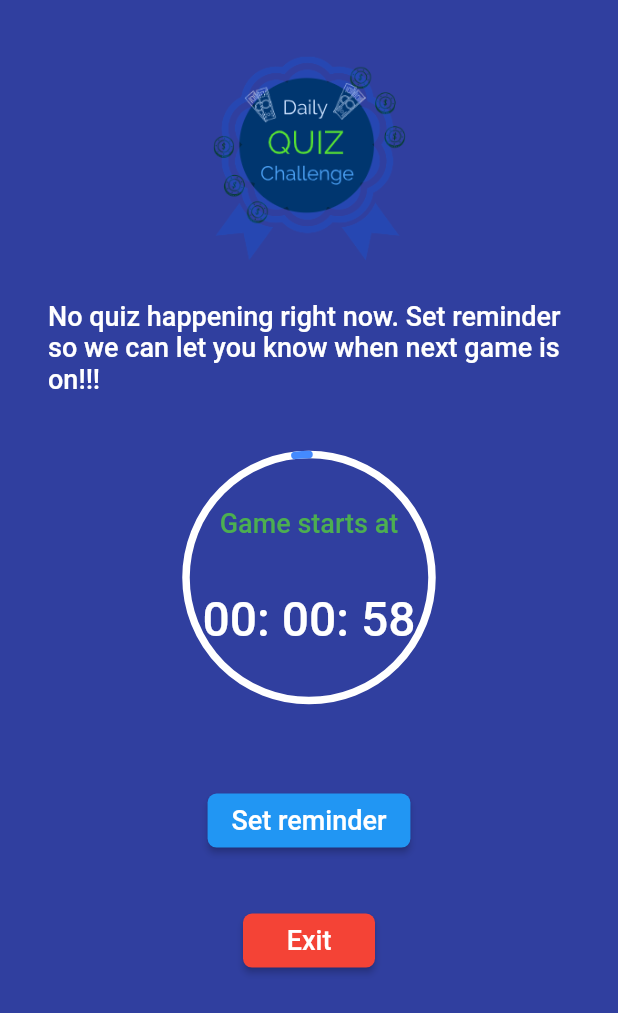
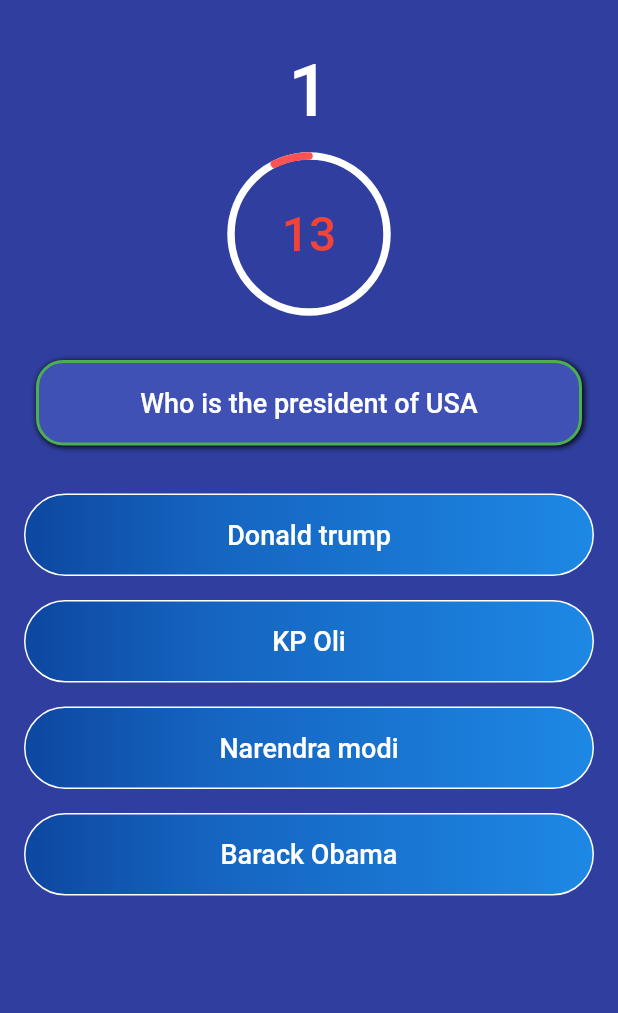
Before and after one commit to manish-poudel/surprize, a Flutter app: the screen it shows once a user with an empty profile is signed in, after a tap on "Play Quiz", on a phone screen of 412 x 824 dp. Shown: the top 1013 px of the screen. Run offline on Flutter 3.47's test engine with Material 2 defaults, Android fonts, the light colour scheme and no system bars; our stand-ins replace cloud_firestore, country_code_picker, firebase_auth, firebase_storage; missing offline and left inert: add_2_calendar, flutter_country_picker, flutter_cupertino_date_picker; accounts and stored records are empty.

Commit message:
Created main quiz game play widget

```diff
--- /dev/null
+++ b/lib/CountDownTimerTypeEnum.dart
@@ -0,0 +1,4 @@
+enum CountDownTimeTypeEnum{
+  DAILY_QUIZ_CHALLENGE_NOT_AVAILABLE,
+  DAILY_QUIZ_CHALLENGE_GAME_PLAY
+}
--- a/lib/CustomWidgets/CustomCountDownTimerWidget.dart
+++ b/lib/CustomWidgets/CustomCountDownTimerWidget.dart
@@ -1,17 +1,23 @@
 import 'package:flutter/material.dart';
+import 'package:surprize/CountDownTimerTypeEnum.dart';
 import 'dart:math' as math;
 
 class CustomCountDownTimerWidget extends StatefulWidget{
 
   Duration _duration;
   String _countDownString;
+  double _height;
+  double _width;
+  Color _textColor;
+  Color _circleColor;
+  CountDownTimeTypeEnum _countDownTimeTypeEnum;
 
-  CustomCountDownTimerWidget(this._duration, this._countDownString);
+  CustomCountDownTimerWidget(this._duration, this._countDownString, this._height, this._width, this._textColor, this._circleColor, this._countDownTimeTypeEnum);
 
   @override
   State<StatefulWidget> createState() {
     // TODO: implement createState
-    return CustomCountDownTimerWidgetState(_duration,_countDownString);
+    return CustomCountDownTimerWidgetState(_duration,_countDownString, this._height, this._width, this._textColor, this._circleColor, this._countDownTimeTypeEnum);
   }
 
 }
@@ -20,14 +26,56 @@ class CustomCountDownTimerWidgetState extends State<CustomCountDownTimerWidget>
 
   Duration _duration;
   String _countDownString;
+  double _height;
+  double _width;
+  Color _textColor;
+  Color _circleColor;
+  CountDownTimeTypeEnum _countDownTimeTypeEnum;
 
-  CustomCountDownTimerWidgetState(this._duration, this._countDownString);
+  CustomCountDownTimerWidgetState(this._duration, this._countDownString, this._height, this._width, this._textColor, this._circleColor, this._countDownTimeTypeEnum);
   AnimationController controller;
 
 
   String get timerString{
     Duration duration = controller.duration * controller.value;
-    return '${(duration.inHours).toString().padLeft(2, '0')}: ${(duration.inMinutes.toString().padLeft(2, '0'))}: ${(duration.inSeconds % 60).toString().padLeft(2, '0')}';
+    if(_countDownTimeTypeEnum == CountDownTimeTypeEnum.DAILY_QUIZ_CHALLENGE_NOT_AVAILABLE) {
+      return '${(duration.inHours).toString().padLeft(2, '0')}: ${(duration
+          .inMinutes.toString().padLeft(2, '0'))}: ${(duration.inSeconds % 60)
+          .toString()
+          .padLeft(2, '0')}';
+    }
+
+    if(_countDownTimeTypeEnum == CountDownTimeTypeEnum.DAILY_QUIZ_CHALLENGE_GAME_PLAY){
+      return '${(duration.inSeconds % 60)
+          .toString()
+          .padLeft(2, '0')}';
+    }
+
+    return '${(duration.inHours).toString().padLeft(2, '0')}: ${(duration
+        .inMinutes.toString().padLeft(2, '0'))}: ${(duration.inSeconds % 60)
+        .toString()
+        .padLeft(2, '0')}';
+  }
+
+   List<Widget> getValue(){
+     AnimatedBuilder builder =  AnimatedBuilder(
+         animation: controller,
+         builder: (BuildContext context, Widget child){
+           return new Text(
+               timerString,
+               style: TextStyle(color: _textColor, fontSize: 32.0, fontFamily: 'Roboto')
+           );
+         });
+    if(_countDownTimeTypeEnum == CountDownTimeTypeEnum.DAILY_QUIZ_CHALLENGE_GAME_PLAY){
+      return [
+          builder
+      ];
+    }
+    return [
+      Text(_countDownString, style: TextStyle(color: Colors.green, fontSize: 18.0, fontFamily: 'Roboto')),
+        builder
+    ];
+
   }
 
 
@@ -52,8 +100,8 @@ class CustomCountDownTimerWidgetState extends State<CustomCountDownTimerWidget>
   Widget build(BuildContext context) {
     // TODO: implement build
     return  Container(
-      height: 180.0,
-      width: 180.0,
+      height: _height,
+      width: _width,
       child: Padding(padding: EdgeInsets.all(8.0),
         child: Column(children: <Widget>[
           Expanded(
@@ -69,7 +117,7 @@ class CustomCountDownTimerWidgetState extends State<CustomCountDownTimerWidget>
                                 painter: TimerPainter(
                                     animation: controller,
                                     backgroundColor: Colors.white,
-                                    color:Colors.blueAccent
+                                    color:_circleColor
                                 )
                             );
                           },
@@ -79,17 +127,7 @@ class CustomCountDownTimerWidgetState extends State<CustomCountDownTimerWidget>
                           child: Column(
                             mainAxisAlignment: MainAxisAlignment.spaceEvenly,
                             crossAxisAlignment: CrossAxisAlignment.center,
-                            children: <Widget>[
-                              Text(_countDownString, style: TextStyle(color: Colors.green, fontSize: 18.0, fontFamily: 'Roboto')),
-                              AnimatedBuilder(
-                                  animation: controller,
-                                  builder: (BuildContext context, Widget child){
-                                    return new Text(
-                                      timerString,
-                                        style: TextStyle(color: Colors.white, fontSize: 32.0, fontFamily: 'Roboto')
-                                    );
-                                  }),
-                            ],
+                            children: getValue(),
                           ),
                         )
                       ],
--- /dev/null
+++ b/lib/CustomWidgets/DailyQuizChallenge/CustomQuizAnswerButtonWidget.dart
@@ -0,0 +1,89 @@
+import 'package:flutter/material.dart';
+
+class CustomQuizAnswerButtonWidget extends StatefulWidget{
+
+   int _buttonId;
+   String _quizAnswer;
+   EdgeInsets _edgeInsets;
+  Function _onPressed;
+   CustomQuizAnswerButtonWidgetState _state;
+
+  CustomQuizAnswerButtonWidget( this._onPressed, this._buttonId, this._quizAnswer, this._edgeInsets);
+
+  @override
+  State<StatefulWidget> createState() {
+    // TODO: implement createState
+   _state = CustomQuizAnswerButtonWidgetState(this, _onPressed, _buttonId, _quizAnswer, _edgeInsets);
+   return _state;
+  }
+
+  /*
+  Change color
+   */
+  void changeColor(id){
+    _state._changeColor(id);
+  }
+
+}
+
+class CustomQuizAnswerButtonWidgetState extends State<CustomQuizAnswerButtonWidget>{
+  String _quizAnswer = "";
+  EdgeInsets _edgeInsets;
+  final int _buttonId;
+  Function _onPressed;
+  CustomQuizAnswerButtonWidget _customQuizAnswerButtonWidget;
+
+  List<Color> _colorList = [
+    Colors.blue[900],
+    Colors.blue[800],
+    Colors.blue[700],
+    Colors.blue[600],
+  ];
+
+  /*
+  Change color
+   */
+  void _changeColor(id){
+    if(id == _buttonId) {
+      setState(() {
+        _colorList = [
+          Colors.orange[900],
+          Colors.orange[800],
+          Colors.orange[700],
+          Colors.orange[600],
+        ];
+      });
+    }
+    _colorList = _colorList;
+  }
+
+  CustomQuizAnswerButtonWidgetState(this._customQuizAnswerButtonWidget,this._onPressed, this._buttonId, this._quizAnswer, this._edgeInsets);
+
+
+  @override
+  Widget build(BuildContext context) {
+    // TODO: implement build
+      return GestureDetector(
+        child: Padding(
+          padding: _edgeInsets,
+          child: Container(
+            decoration: new BoxDecoration(
+              gradient: LinearGradient(colors: _colorList),
+                border: new Border.all(color: Colors.white, width: 1),
+                borderRadius: new BorderRadius.all(Radius.circular(40.0))
+            ),
+            child: Padding(padding: EdgeInsets.all(16.0),
+            child: Center(
+                child: Text(_quizAnswer, style: TextStyle(color: Colors.white, fontSize: 18.0,
+                    fontFamily: 'Roboto')),
+            ),
+            ),
+          ),
+        ),
+        onTap: (){
+          _onPressed(_buttonId, _customQuizAnswerButtonWidget);
+        },
+      );
+  }
+
+}
--- /dev/null
+++ b/lib/CustomWidgets/DailyQuizChallenge/CustomQuizQuestionHolderWidget.dart
@@ -0,0 +1,51 @@
+import 'package:flutter/material.dart';
+
+class CustomQuizQuestionHolderWidget extends StatefulWidget{
+
+  final String _quizQuestion;
+  CustomQuizQuestionHolderWidget(this._quizQuestion);
+
+  @override
+  State<StatefulWidget> createState() {
+    // TODO: implement createState
+    return CustomQuizQuestionHolderWidgetState(_quizQuestion);
+  }
+
+}
+
+class CustomQuizQuestionHolderWidgetState extends State<CustomQuizQuestionHolderWidget>{
+  String _quizQuestion = "";
+
+  CustomQuizQuestionHolderWidgetState(this._quizQuestion);
+
+
+  @override
+  Widget build(BuildContext context) {
+
+    // TODO: implement build
+    return Padding(
+      padding: const EdgeInsets.only(left:8, right:8,top:8.0),
+      child: Container(
+        decoration: BoxDecoration(
+            color: Colors.indigo,
+          boxShadow: [
+            BoxShadow(
+                color:Colors.black,
+                offset: Offset(1.0, 1.0),
+                blurRadius: 3.0
+            ),
+          ],
+          border: new Border.all(color: Colors.green, width: 2),
+            borderRadius:  new BorderRadius.all(Radius.circular(18.0))
+        ),
+        child: Center(
+          child: Padding(padding: EdgeInsets.all(16.0),
+          child: Text(_quizQuestion, style: TextStyle(color: Colors.white, fontSize: 18.0,
+                fontFamily: 'Roboto')) ,
+          ),
+        ),
+      ),
+    );
+  }
+
+}
--- a/lib/CustomWidgets/CustomLoginCredentialRegWidget.dart
+++ b/lib/CustomWidgets/LoginPage/CustomLoginCredentialRegWidget.dart
@@ -1,7 +1,7 @@
 import 'package:flutter/material.dart';
 import 'package:surprize/Helper/AppHelper.dart';
-import 'CustomLabelTextFieldWidget.dart';
-import 'CustomRegPasswordEntryWidget.dart';
+import '../CustomLabelTextFieldWidget.dart';
+import 'package:surprize/CustomWidgets/RegistrationPage/CustomRegPasswordEntryWidget.dart';
 
 class CustomLoginCredentialRegWidget extends StatefulWidget{
 
--- /dev/null
+++ b/lib/DailyQuizChallengeGamePlayPage.dart
@@ -0,0 +1,98 @@
+import 'package:flutter/material.dart';
+import 'package:surprize/CountDownTimerTypeEnum.dart';
+import 'package:surprize/CustomWidgets/CustomCountDownTimerWidget.dart';
+import 'package:surprize/CustomWidgets/DailyQuizChallenge/CustomQuizAnswerButtonWidget.dart';
+import 'package:surprize/CustomWidgets/DailyQuizChallenge/CustomQuizQuestionHolderWidget.dart';
+import 'package:surprize/Helper/AppColor.dart';
+import 'package:surprize/Helper/AppHelper.dart';
+
+class DailyQuizChallengeGamePlayPage extends StatefulWidget {
+
+  @override
+  State<StatefulWidget> createState() {
+    // TODO: implement createState
+    return DailyQuizChallengeGamePlayPageState();
+  }
+}
+
+class DailyQuizChallengeGamePlayPageState extends State<DailyQuizChallengeGamePlayPage> {
+   bool _hasButtonBeenPressed = false;
+  static final GlobalKey<ScaffoldState> _scaffoldKey =
+      GlobalKey<ScaffoldState>();
+
+  void onButtonSelect(value, CustomQuizAnswerButtonWidget button) {
+    if(!_hasButtonBeenPressed) {
+      if (value == 1) {
+        AppHelper.showSnackBar("correct", _scaffoldKey);
+      }
+      setState(() {
+        _hasButtonBeenPressed = true;
+        button.changeColor(value);
+      });
+    }
+  }
+
+  @override
+  Widget build(BuildContext context) {
+    // TODO: implement build
+    return MaterialApp(
+      home: Scaffold(
+        key: _scaffoldKey,
+        backgroundColor: AppColor.colorPrimary,
+        body: SingleChildScrollView(
+          child: Column(
+            children: <Widget>[
+              Padding(
+                padding: const EdgeInsets.only(top: 32.0),
+                child: Text(
+                  "1",
+                  style: TextStyle(color: Colors.white, fontSize: 48),
+                ),
+              ),
+              Padding(
+                padding: const EdgeInsets.only(top: 8.0),
+                child: CustomCountDownTimerWidget(
+                    new Duration(seconds: 15),
+                    "",
+                    120.0,
+                    200.0,
+                    Colors.red,
+                    Colors.redAccent,
+                    CountDownTimeTypeEnum.DAILY_QUIZ_CHALLENGE_GAME_PLAY),
+              ),
+              Padding(
+                padding: const EdgeInsets.all(16.0),
+                child: CustomQuizQuestionHolderWidget(
+                    "Who is the president of USA"),
+              ),
+              CustomQuizAnswerButtonWidget(
+                  onButtonSelect,
+                  1,
+                  "Donald trump",
+                  EdgeInsets.only(
+                      top: 16.0, left: 16.0, right: 16.0, bottom: 8)),
+              CustomQuizAnswerButtonWidget(
+                  onButtonSelect,
+                  2,
+                  "KP Oli",
+                  EdgeInsets.only(
+                      top: 8.0, left: 16.0, right: 16.0, bottom: 8)),
+              CustomQuizAnswerButtonWidget(
+                  onButtonSelect,
+                  3,
+                  "Narendra modi",
+                  EdgeInsets.only(
+                      top: 8.0, left: 16.0, right: 16.0, bottom: 8)),
+              CustomQuizAnswerButtonWidget(
+                  onButtonSelect,
+                  4,
+                  "Barack Obama",
+                  EdgeInsets.only(
+                      top: 8.0, left: 16.0, right: 16.0, bottom: 8))
+            ],
+          ),
+        ),
+      ),
+    );
+  }
+}
--- a/lib/DailyQuizChallengeNotAvailablePage.dart
+++ b/lib/DailyQuizChallengeNotAvailablePage.dart
@@ -1,4 +1,5 @@
 import 'package:flutter/material.dart';
+import 'package:surprize/CountDownTimerTypeEnum.dart';
 import 'package:surprize/CustomWidgets/CalendarEventManagement.dart';
 import 'package:surprize/CustomWidgets/CustomCountDownTimerWidget.dart';
 import 'package:surprize/CustomWidgets/CustomTextButtonWidget.dart';
@@ -53,7 +54,8 @@ class DailyQuizChallengeNotAvailablePageState extends State<DailyQuizChallengeNo
             ),
             Padding(
               padding: const EdgeInsets.all(32.0),
-              child: CustomCountDownTimerWidget(new Duration(hours: 00, minutes: 00, seconds: 60), StringResources.countDownTimeString),
+              child: CustomCountDownTimerWidget(new Duration(hours: 00, minutes: 00, seconds: 60), StringResources.countDownTimeString, 180.0, 180.0,
+                  Colors.blueAccent, Colors.white, CountDownTimeTypeEnum.DAILY_QUIZ_CHALLENGE_NOT_AVAILABLE),
             ),
             Padding(
               padding: const EdgeInsets.only(top:16.0, bottom:16.0),
--- a/lib/DailyQuizChallengePage.dart
+++ b/lib/DailyQuizChallengePage.dart
@@ -8,9 +8,15 @@ class DailyQuizChallengePage{
     if(!_checkIfDailyQuizGameIsOn()){
       AppHelper.goToPage(context, false, '/dailyQuizChallengeNotAvailablePage');
     }
+    if(_checkIfDailyQuizGameIsOn()){
+      AppHelper.goToPage(context, false, '/dailyQuizChallengeGamePlayPage');
+    }
   }
 
+  /*
+  Check if quiz is on
+   */
   bool _checkIfDailyQuizGameIsOn(){
-    return false;
+    return true;
   }
 }
--- a/lib/RegistrationPage.dart
+++ b/lib/RegistrationPage.dart
@@ -11,8 +11,8 @@ import 'CustomWidgets/CustomMultiLineTextFieldWidget.dart';
 import 'CustomWidgets/CustomTextButtonWidget.dart';
 import 'CustomWidgets/CustomDropDownWidget.dart';
 import 'Helper/AppHelper.dart';
-import 'CustomWidgets/CustomELAWidget.dart';
-import 'CustomWidgets/CustomLoginCredentialRegWidget.dart';
+import 'package:surprize/CustomWidgets/RegistrationPage/CustomELAWidget.dart';
+import 'package:surprize/CustomWidgets/LoginPage/CustomLoginCredentialRegWidget.dart';
 import 'CustomWidgets/CustomProgressbarWidget.dart';
 
 class RegistrationPage extends StatefulWidget {
--- a/lib/main.dart
+++ b/lib/main.dart
@@ -1,6 +1,7 @@
 import 'package:firebase_auth/firebase_auth.dart';
 import 'package:flutter/material.dart';
-import 'package:surprize/CustomWidgets/SplashScreen.dart';
+import 'package:surprize/DailyQuizChallengeGamePlayPage.dart';
+import 'package:surprize/SplashScreen.dart';
 import 'package:surprize/DailyQuizChallengeNotAvailablePage.dart';
 import 'package:surprize/PlayerDashboard.dart';
 import 'LoginPage.dart';
@@ -18,7 +19,8 @@ class EntryPoint extends StatelessWidget{
         '/loginPage': (BuildContext context) => LoginPage(),
         '/registrationPage': (BuildContext context) => RegistrationPage(),
         '/playerDashboard': (BuildContext context) => PlayerDashboard(),
-        '/dailyQuizChallengeNotAvailablePage': (BuildContext context) => DailyQuizChallengeNotAvailablePage()
+        '/dailyQuizChallengeNotAvailablePage': (BuildContext context) => DailyQuizChallengeNotAvailablePage(),
+        '/dailyQuizChallengeGamePlayPage': (BuildContext context) => DailyQuizChallengeGamePlayPage()
       },
     );
   }
```
Also changed, not shown: lib/CustomWidgets/RegistrationPage/CustomELAWidget.dart (renamed from lib/CustomWidgets/CustomELAWidget.dart), lib/CustomWidgets/RegistrationPage/CustomRegPasswordEntryWidget.dart (renamed from lib/CustomWidgets/CustomRegPasswordEntryWidget.dart), lib/SplashScreen.dart (renamed from lib/CustomWidgets/SplashScreen.dart).
